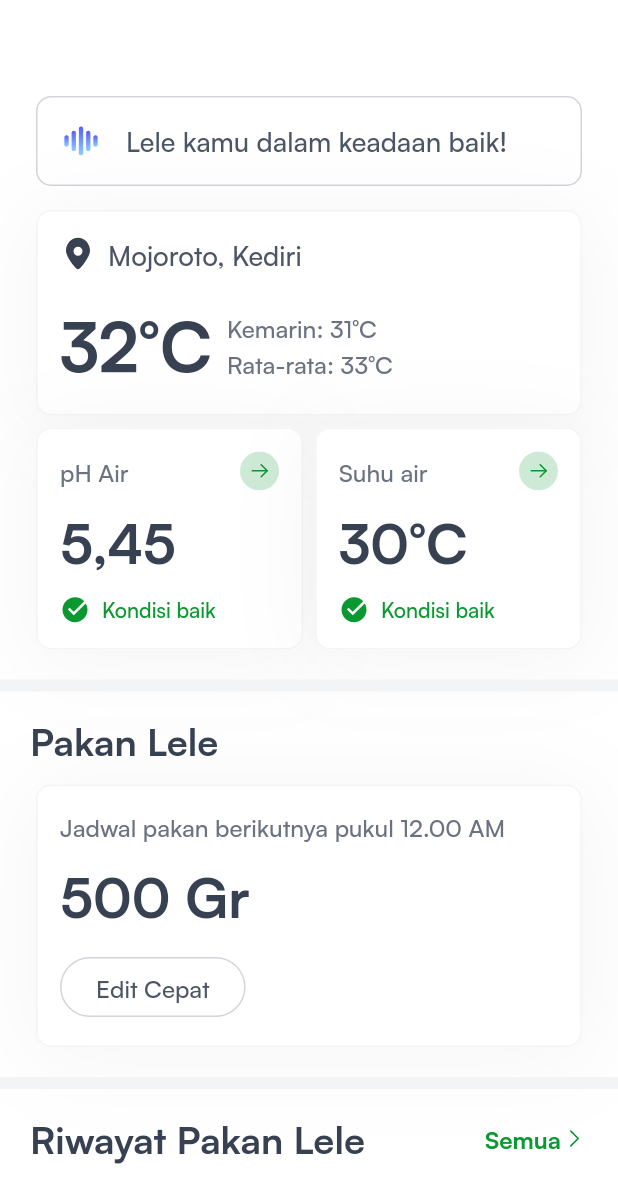
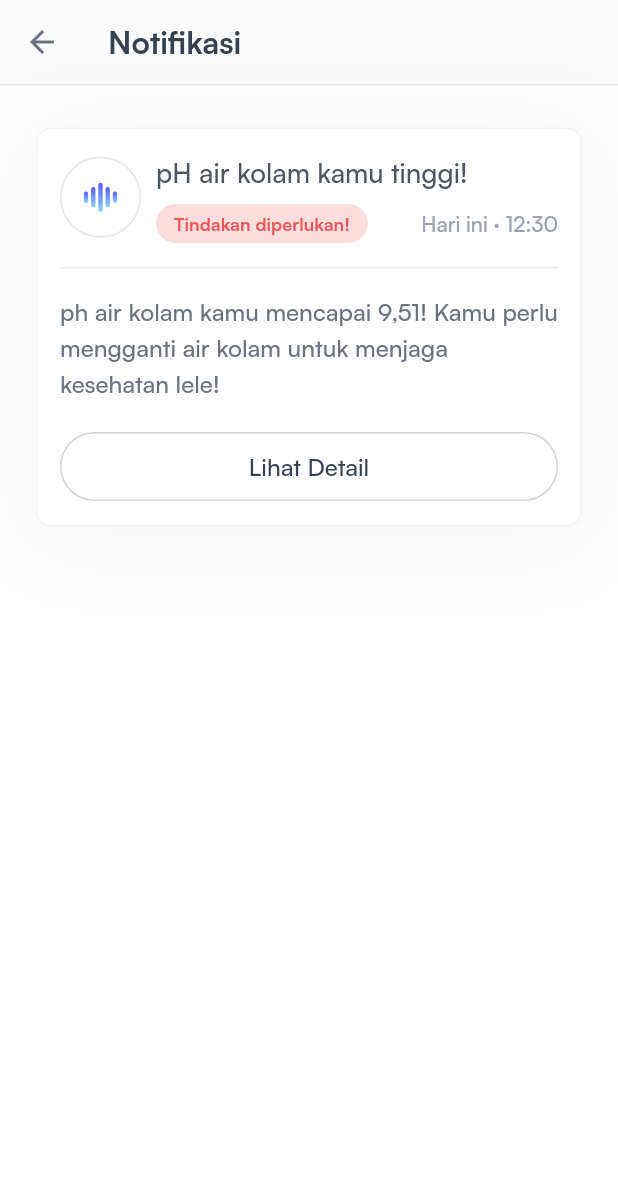
Before and after one commit to fikrilal/LeleWise-Mobile-Apps, a Flutter app: the screen it shows after launch, on a phone screen of 412 x 824 dp. Shown: the top 1203 px of the screen. Run offline on Flutter 3.47's test engine with Material 2 defaults, Android fonts, the phone set to English and light mode, and no system bars; our stand-ins replace firebase_auth, firebase_core, flutter_screenutil, flutter_svg, get; accounts and stored records are empty.

Commit message:
notification page

```diff
--- a/lib/main.dart
+++ b/lib/main.dart
@@ -5,6 +5,7 @@ import 'package:lelewise_mobile_apps/view/component/time_picker/time_picker.dart
 import 'package:lelewise_mobile_apps/view/page/air/suhu_air_dashboard.dart';
 import 'package:lelewise_mobile_apps/view/page/auth/login_page.dart';
 import 'package:lelewise_mobile_apps/view/page/home/homepage.dart';
+import 'package:lelewise_mobile_apps/view/page/notifikasi/notifikasi_dashboard.dart';
 import 'package:lelewise_mobile_apps/view/page/pH/pH_dashboard.dart';
 import 'package:lelewise_mobile_apps/view/page/pakan/pakan_dashboard.dart';
 import 'package:lelewise_mobile_apps/view/page/pakan/pakan_new_schedule.dart';
@@ -30,7 +31,7 @@ class MainApp extends StatelessWidget {
             GetPage(name: LoginPage.routeName, page: () => LoginPage()),
             GetPage(
                 name: TestingWidgetPage.routeName!,
-                page: () => HomePage())
+                page: () => NotifikasiPage())
             // ben penak digae ngene ben rapi juga
 ,
             GetPage(name: LoginPage.routeName, page: ()=> LoginPage()),
--- a/lib/view/component/button/component_primary_btn.dart
+++ b/lib/view/component/button/component_primary_btn.dart
@@ -1,4 +1,6 @@
 import 'package:flutter/material.dart';
+
+import '../../../res/colors/color_libraries.dart';
 
 Widget primaryButton({
   required String text,
@@ -27,3 +29,35 @@ Widget primaryButton({
     ),
   );
 }
+
+Widget secondaryButton({
+  required String text,
+  required VoidCallback onPressed,
+}) {
+  return ElevatedButton(
+    onPressed: onPressed,
+    style: ElevatedButton.styleFrom(
+      backgroundColor: Colors.transparent,
+      shape: RoundedRectangleBorder(
+        borderRadius: BorderRadius.circular(50),
+        side: const BorderSide(
+          color: ListColor.gray300,
+          width: 1,
+        ),
+      ),
+      minimumSize: Size(double.infinity, 0), // Lebar mengikuti parent
+      padding: const EdgeInsets.symmetric(
+          vertical: 12),
+      elevation: 0,
+    ),
+    child: Text(
+      text,
+      style: const TextStyle(
+        color: ListColor.gray700,
+        fontSize: 16,
+        fontFamily: 'Satoshi',
+        fontWeight: FontWeight.w500,
+      ),
+    ),
+  );
+}
--- a/lib/view/component/text/component_textsmall.dart
+++ b/lib/view/component/text/component_textsmall.dart
@@ -60,6 +60,27 @@ class TextDescriptionSmallTiny extends StatelessWidget {
         height: 1.5,
         fontSize: SizeDimen.textDescriptionTiny,
         color: ListColor.gray500,
+        overflow: TextOverflow.clip,
+      ),
+    );
+  }
+}
+
+class TextDescriptionSmallTiny400 extends StatelessWidget {
+  final String? text;
+  final Color? textcolor;
+  final double? fontSize;
+  TextDescriptionSmallTiny400(this.text, {super.key, this.textcolor, this.fontSize});
+  @override
+  Widget build(BuildContext context) {
+    return Text(
+      "${text}",
+      style: TextStyle(
+        fontFamily: 'Satoshi',
+        fontWeight: FontWeight.w500,
+        height: 1.5,
+        fontSize: SizeDimen.textDescriptionTiny,
+        color: ListColor.gray400,
         overflow: TextOverflow.clip,
       ),
     );
--- /dev/null
+++ b/lib/view/page/notifikasi/notifikasi_dashboard.dart
@@ -0,0 +1,160 @@
+import 'package:flutter/material.dart';
+import 'package:flutter_svg/svg.dart';
+import 'package:lelewise_mobile_apps/view/component/button/component_primary_btn.dart';
+
+import '../../../res/colors/color_libraries.dart';
+import '../../component/text/component_big_point.dart';
+import '../../component/text/component_desc_ovr.dart';
+import '../../component/text/component_header.dart';
+import '../../component/text/component_textsmall.dart';
+
+class NotifikasiPage extends StatefulWidget {
+  static String? routeName = "/TemplatePage";
+  @override
+  _NotifikasiPageState createState() => _NotifikasiPageState();
+}
+
+class _NotifikasiPageState extends State<NotifikasiPage> {
+  @override
+  Widget build(BuildContext context) {
+    return Scaffold(
+      appBar: AppBar(
+        backgroundColor: Colors.transparent,
+        elevation: 0,
+        leading: IconButton(
+          icon: Icon(Icons.arrow_back, color: ListColor.gray500),
+          onPressed: () {
+            // Tindakan saat tombol kembali ditekan
+            Navigator.of(context).pop();
+          },
+        ),
+        title: ComponentTextAppBar("Notifikasi"),
+        bottom: PreferredSize(
+          preferredSize: Size.fromHeight(1.0),
+          child: Container(
+            color: ListColor.gray200,
+            height: 1.0,
+          ),
+        ),
+      ),
+      body: Container(
+        width: MediaQuery.of(context).size.width,
+        height: MediaQuery.of(context).size.height,
+        decoration: const BoxDecoration(color: Colors.white),
+        child: SingleChildScrollView(
+          child: Column(
+            children: [
+              Padding(padding: EdgeInsets.fromLTRB(20, 24, 20, 20),
+                child: Column(
+                  children: [
+                    Align(
+                      alignment: Alignment.center,
+                      child: Container(
+                        decoration: const BoxDecoration(boxShadow: [
+                          BoxShadow(
+                            color: Color(0x0A000000),
+                            blurRadius: 50,
+                            offset: Offset(1, 6),
+                            spreadRadius: 0,
+                          ),
+                        ]),
+                        child: Card(
+                          elevation: 0,
+                          shape: RoundedRectangleBorder(
+                            borderRadius: BorderRadius.circular(10),
+                            side: const BorderSide(
+                              color: ListColor.gray100,
+                              width: 1,
+                            ),
+                          ),
+                          color: Colors.white,
+                          child: Padding(
+                            padding: const EdgeInsets.all(16),
+                            child: Column(
+                              children: [
+                                Row(
+                                  crossAxisAlignment: CrossAxisAlignment.center,
+                                  children: [
+                                    Container(
+                                      padding: EdgeInsets.all(12),
+                                      decoration: BoxDecoration(
+                                        shape: BoxShape.circle,
+                                        border: Border.all(
+                                          color: ListColor.gray200, // Warna border
+                                          width: 1, // Lebar border
+                                        ),
+                                      ),
+                                      child: SvgPicture.asset(
+                                        'assets/icons/ai_icon.svg',
+                                        width: 28,
+                                        height: 28,
+                                      ),
+                                    ),
+                                    const SizedBox(width: 10),
+                                    Expanded(
+                                      child: Column(
+                                        crossAxisAlignment: CrossAxisAlignment.start,
+                                        children: [
+                                          Row(
+                                            children: [
+                                              TextDescriptionOver("pH air kolam kamu tinggi!"),
+                                            ],
+                                          ),
+                                          SizedBox(height: 8),
+                                          Row(
+                                            crossAxisAlignment: CrossAxisAlignment.center,
+                                            mainAxisAlignment: MainAxisAlignment.spaceBetween,
+                                            children: [
+                                              Container(
+                                                decoration: BoxDecoration(
+                                                  color: ListColor.redAccent,
+                                                  borderRadius: BorderRadius.circular(50),
+                                                ),
+                                                child: Padding (
+                                                  padding: const EdgeInsets.fromLTRB(12, 4, 12, 4),
+                                                  child: TextDescriptionSmallBold("Tindakan diperlukan!"),
+                                                ),
+                                              ),
+                                              TextDescriptionSmallTiny400("Hari ini · 12:30"), // text ini akan berada di sebelah kanan
+                                            ],
+                                          ),
+                                        ],
+                                      ),
+                                    ),
+                                  ],
+                                ),
+                                SizedBox(height: 16),
+                                const Divider(
+                                  color: ListColor.gray200,
+                                  height: 1,
+                                ),
+                                SizedBox(height: 16),
+                                Align(
+                                  alignment: Alignment.centerLeft,
+                                  child: Column(
+                                    crossAxisAlignment: CrossAxisAlignment.start,
+                                    children: [
+                                      TextDescriptionSmall("ph air kolam kamu mencapai 9,51! Kamu perlu mengganti air kolam untuk menjaga kesehatan lele!"),
+                                      SizedBox(height: 20),
+                                      secondaryButton(text: "Lihat Detail", onPressed: () {
+
+                                      },)
+                                    ],
+                                  ),
+                                ),
+                              ],
+                            ),
+                          ),
+                        ),
+                      ),
+                    ),
+                  ],
+                ),
+              ),
+            ],
+          ),
+        ),
+      ),
+    );
+  }
+}
```
